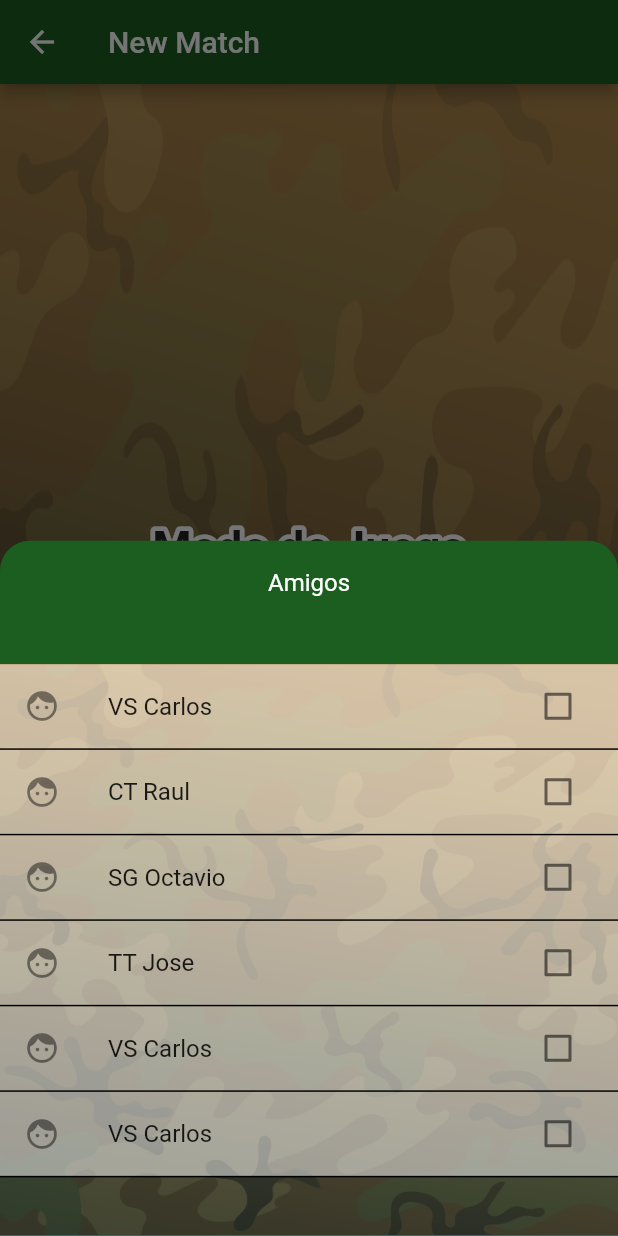
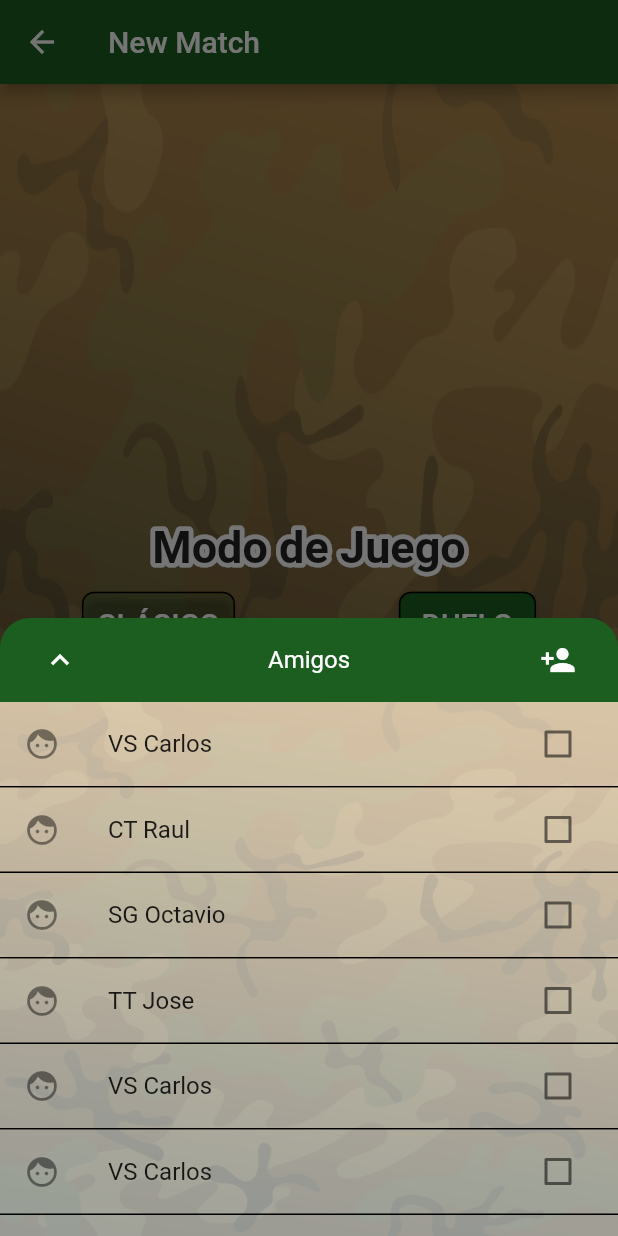
Before and after one commit to santigauto/mayor_g, a Flutter app: the NewMatchPage screen opened directly, after a tap on "CLÁSICO", after a tap on "DUELO", after a tap on "AMIGOS", on a phone screen of 412 x 824 dp. Run offline on Flutter 3.47's test engine with Material 2 defaults, Android fonts, the phone set to English and light mode, and no system bars; drawn by our look-alikes of bordered_text; our stand-ins replace flutter_secure_storage, flutter_spinkit, image_cropper, image_picker, pie_chart, shared_preferences; accounts and stored records are empty; network calls fail.

Commit message:
Actualizacion 27/5

```diff
--- a/lib/main.dart
+++ b/lib/main.dart
@@ -19,9 +19,8 @@ class MyApp extends StatelessWidget {
           debugShowCheckedModeBanner: false,
           title: 'Mayor G Flutter',
           theme: ThemeData(
-            appBarTheme: AppBarTheme(color:Colors.green[900]),
             cursorColor: Colors.white38,
-            hintColor: Colors.white.withOpacity(0.5),
+            hintColor: Colors.white54,
             primarySwatch: Colors.green,
             primaryColor: Colors.green[900],
             canvasColor: Colors.transparent
--- a/lib/utils/friend_modal.dart
+++ b/lib/utils/friend_modal.dart
@@ -1,11 +1,31 @@
+import 'dart:async';
+
 import 'package:flutter/cupertino.dart';
 import 'package:flutter/material.dart';
 import 'package:mayor_g/widgets/background_widget.dart';
 
+
+class Bloc{
+  StreamController _controller = StreamController.broadcast();
+
+  Function get streamSink => _controller.sink.add;
+
+  Stream get streamStream => _controller.stream;
+
+  void disposeStreams(){
+    _controller.close();
+  }
+
+}
+
+
+
+
 class Modal{
 
-  List<Map<String,dynamic>> gente = [{'nombre':'Carlos','grado':'VS'}, {'nombre':'Raul','grado':'CT'}, {'nombre':'Octavio','grado':'SG'}, {'nombre':'Jose','grado':'TT'},{'nombre':'Carlos','grado':'VS'},{'nombre':'Carlos','grado':'VS'},];
+  List<Map<String,dynamic>> gente = [{'nombre':'Carlos','grado':'VS'}, {'nombre':'Raul','grado':'CT'}, {'nombre':'Octavio','grado':'SG'}, {'nombre':'Jose','grado':'TT'},{'nombre':'Carlos','grado':'VS'},{'nombre':'Carlos','grado':'VS'}, {'nombre':'Raul','grado':'CT'}, {'nombre':'Octavio','grado':'SG'}, {'nombre':'Jose','grado':'TT'},];
   bool _isSelected = false;
+  Map<String,dynamic> _personaSeleccionada = {'nombre':'','grado':''};
 
   mainBottomSheet (BuildContext context){
     gente.forEach((persona){
@@ -16,30 +36,35 @@ class Modal{
       context: context,
       builder: (context){
         return Container(
-          height: MediaQuery.of(context).size.height*0.6,
+          height: MediaQuery.of(context).size.height*0.5,
           decoration: BoxDecoration(
             borderRadius: BorderRadius.only(topRight: Radius.circular(20) ,topLeft: Radius.circular(20) ,),
             color: Theme.of(context).primaryColor
           ),
-          child: Column(
+          child: Stack(
+            children: <Widget>[
+              Column(
                 children: <Widget>[
                   Container(
-                height: MediaQuery.of(context).size.height*0.1,
                     child: ListTile(
                       title: Text('Amigos',textAlign: TextAlign.center,style: TextStyle(color: Colors.white),),
+                      trailing: IconButton(icon: Icon(Icons.person_add,color: Colors.white,), onPressed: (){Navigator.popAndPushNamed(context, 'search');}),
+                      leading: IconButton(icon: Icon(Icons.keyboard_arrow_up,color: Colors.white,), onPressed: (){print(_personaSeleccionada);}),
                     )
                     ),
-              Container(
-                color: Colors.blue,
-                height: MediaQuery.of(context).size.height*0.462,
-                width: MediaQuery.of(context).size.width,
+                  Expanded(
+                    child: Container(
                       child: Stack(
                         children: <Widget>[
                           BackgroundWidget(),
                           listItem(context, gente),
                         ],
                       ),
+                    ),
                   )
+                ],
+              ),
+            _selecionado(context)
             ],
           ),
         );
@@ -55,6 +80,7 @@ class Modal{
   }
 
   Widget _listItem(int x){
+
     return Container(
       decoration: BoxDecoration(
       color: Colors.white.withOpacity(0.5),
@@ -65,10 +91,39 @@ class Modal{
         leading: Icon(Icons.face),
         trailing: Checkbox(
           value: gente[x]['seleccion'],
-          onChanged: (boolean){},
+          onChanged: (boolean){
+              for(var i = 0; i < gente.length; i++ ){
+                gente[i]['seleccion']=false;
+              }
+              gente[x]['seleccion']=boolean;
+              _isSelected = gente[x]['seleccion'];
+              _personaSeleccionada=gente[x];
+          },
           ),
       ),
     );
   }
 
+Widget _selecionado(BuildContext context){
+
+  if(_isSelected){
+    return Column(
+      children: <Widget>[
+        Expanded(child: Container()),
+        Container(
+          color:Theme.of(context).primaryColor,
+          child: ListTile(
+            leading: IconButton(icon: Icon(Icons.cancel), onPressed: null),
+            title: Text(_personaSeleccionada['nombre'],textAlign: TextAlign.center,style: TextStyle(color:Colors.white),),
+            trailing: IconButton(icon: Icon(Icons.check_circle), onPressed: (){}),
+          )
+        )
+      ],
+    );
+  }else{
+    return Container();
   }
+
+}
+
+}
--- a/lib/views/drawer_options/search_page.dart
+++ b/lib/views/drawer_options/search_page.dart
@@ -26,8 +26,8 @@ class _SearchPageState extends State<SearchPage> with SingleTickerProviderStateM
         bottom: TabBar(
           labelPadding: EdgeInsets.all(0),
           tabs: [
+            Tab(icon: Icon(Icons.person_add),text: 'Buscar',),
             Tab(icon: Icon(Icons.tag_faces),text: 'Amigos',),
-            Tab(icon: Icon(Icons.person_add),text: 'Buscar',),
           ],
           controller: _tabController,
           indicatorColor: Colors.white,
@@ -37,8 +37,8 @@ class _SearchPageState extends State<SearchPage> with SingleTickerProviderStateM
       ),
       body: TabBarView(
         children: [
+          SearchPeoplePage(),
           FriendsPage(),
-          SearchPeoplePage(),
         ],
         controller: _tabController,
       ),
```
Also changed, not shown: lib/views/result_page.dart (+65 -35 lines). Lines whose indentation alone changed are shown as unchanged.
